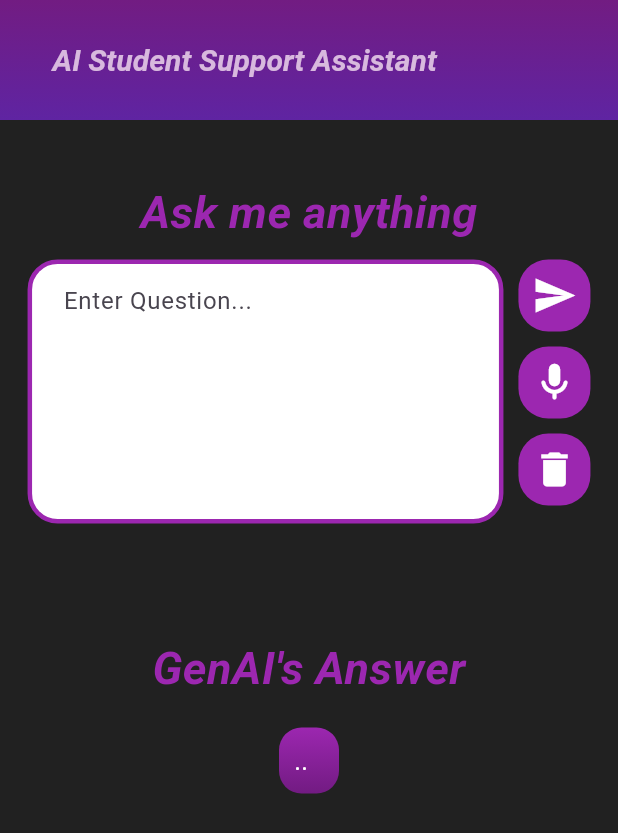
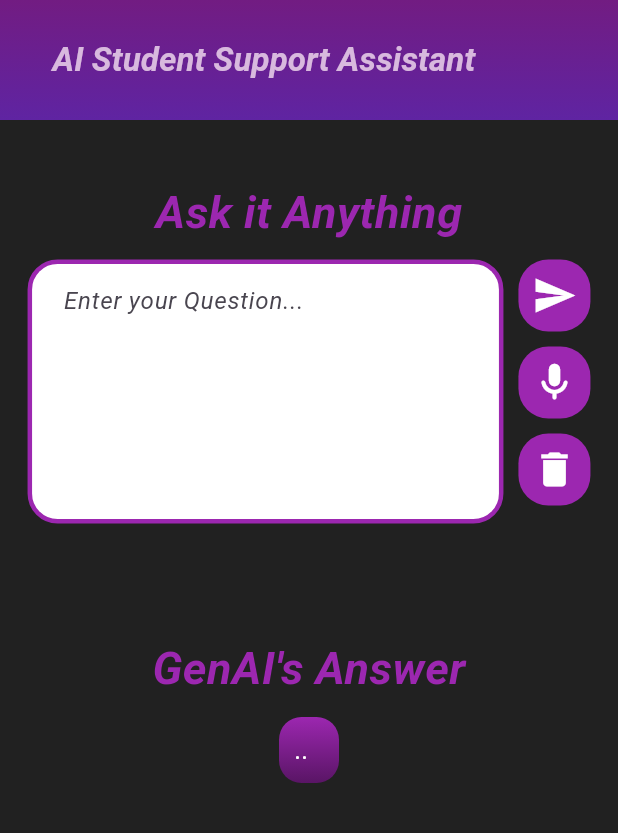
Before and after one commit to susssss23/HackUpc24, a Flutter app: the screen it shows after launch, after a tap on the "send" icon, on a phone screen of 412 x 824 dp. Shown: the top 833 px of the screen. Run offline on Flutter 3.47's test engine with Material 3 defaults, Android fonts, the phone set to English and light mode, and no system bars; our stand-ins replace speech_to_text; network calls fail; Roboto replaces fonts that are missing (Montserrat).

Commit message:
fIXED mULTIPLE tHINGS

```diff
--- a/frontend/lib/presentation/screens/my_home_page.dart
+++ b/frontend/lib/presentation/screens/my_home_page.dart
@@ -47,7 +47,7 @@ class _MyHomePageState extends State<MyHomePage> {
     _timer2 = Timer.periodic(const Duration(milliseconds: 500), (timer) {
       i = (i % 3) + 1;
       setState(() {
-        answerStructure[answerStructure.length-1] = "." * i + " "*(3-i);
+        if (answerStructure.length != 0) answerStructure[answerStructure.length-1] = "." * i + " "*(3-i);
       });
     });
     _loadResposta();
@@ -95,6 +95,7 @@ class _MyHomePageState extends State<MyHomePage> {
       _timer = Timer.periodic(const Duration(milliseconds: 200), (timer) {
         if (_speechToText.isNotListening) {
           // Speech recognition stopped
+          log("AUTO STOPING");
           _stopListening();
         }
       });
@@ -120,12 +121,6 @@ class _MyHomePageState extends State<MyHomePage> {
           _confidence = result.confidence;
         }
       });
-
-      if (!_speechToText.isNotListening) {
-        // Call _stopListening if speech recognition is still active
-        log("IM USEFUL");
-        _stopListening();
-      }
     }
 
   @override
@@ -154,7 +149,7 @@ class _MyHomePageState extends State<MyHomePage> {
             color: Color.fromARGB(255, 216, 185, 222),
             fontWeight: FontWeight.bold,
             fontFamily: 'Montserrat',
-            fontSize: 20.0,
+            fontSize: 22.0,
             fontStyle: FontStyle.italic,
           ),
         ),
@@ -164,7 +159,7 @@ class _MyHomePageState extends State<MyHomePage> {
         children: [
           const SizedBox(height: 40.0),
           const Text(
-            'Ask me anything',
+            'Ask it Anything',
             style: TextStyle(
               color: Colors.purple,
               fontWeight: FontWeight.bold,
@@ -186,7 +181,7 @@ class _MyHomePageState extends State<MyHomePage> {
               fontStyle: FontStyle.italic,
             ),
           ),
-                    const SizedBox(height: 10.0),
+                    const SizedBox(height: 3.0),
           Expanded(
             child: _buildanswerStructure(),
           ),
@@ -261,7 +256,8 @@ class _MyHomePageState extends State<MyHomePage> {
         minLines: 6,
         maxLines: 10,
         decoration: const InputDecoration(
-          hintText: 'Enter Question...',
+          hintText: 'Enter your Question...',
+          hintStyle: TextStyle(fontStyle: FontStyle.italic),
           fillColor: Colors.white,
           filled: true,
           border: InputBorder.none,
@@ -330,7 +326,7 @@ class _MyHomePageState extends State<MyHomePage> {
           decoration: BoxDecoration(
             borderRadius: BorderRadius.circular(15),
             gradient: LinearGradient(
-              colors: isUserMessage ? [Colors.purple, const Color.fromARGB(255, 114, 27, 130)] : [Color.fromARGB(255, 212, 161, 222), Color.fromARGB(255, 208, 114, 227)],
+              colors: isUserMessage ? [Colors.purple, Color.fromARGB(255, 89, 21, 101)] : [Color.fromARGB(255, 212, 161, 222), Color.fromARGB(255, 208, 114, 227)],
               begin: Alignment.topCenter,
               end: Alignment.bottomCenter,
             ),
```
